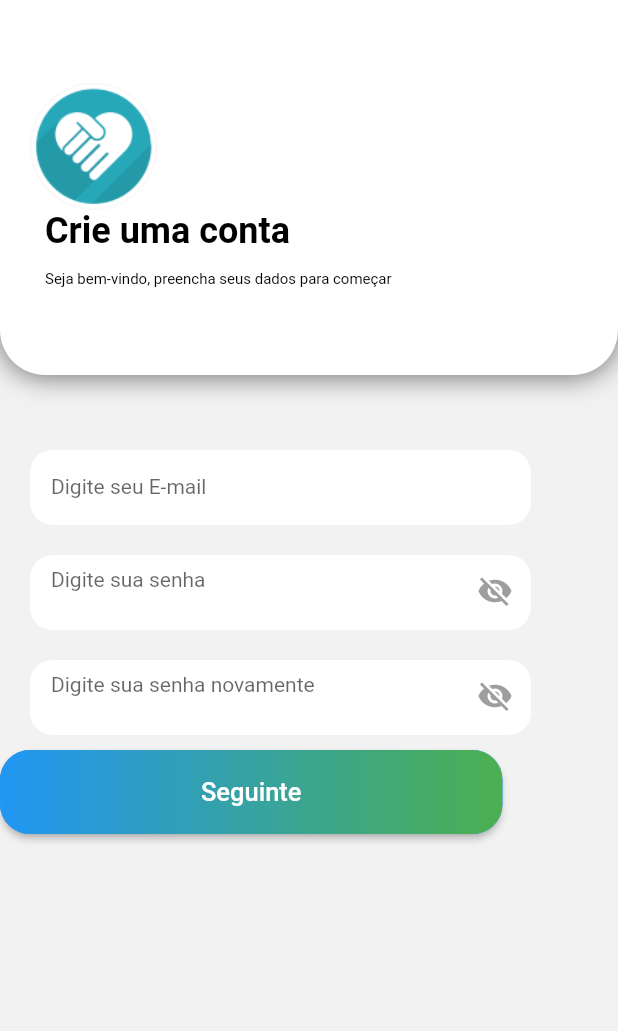
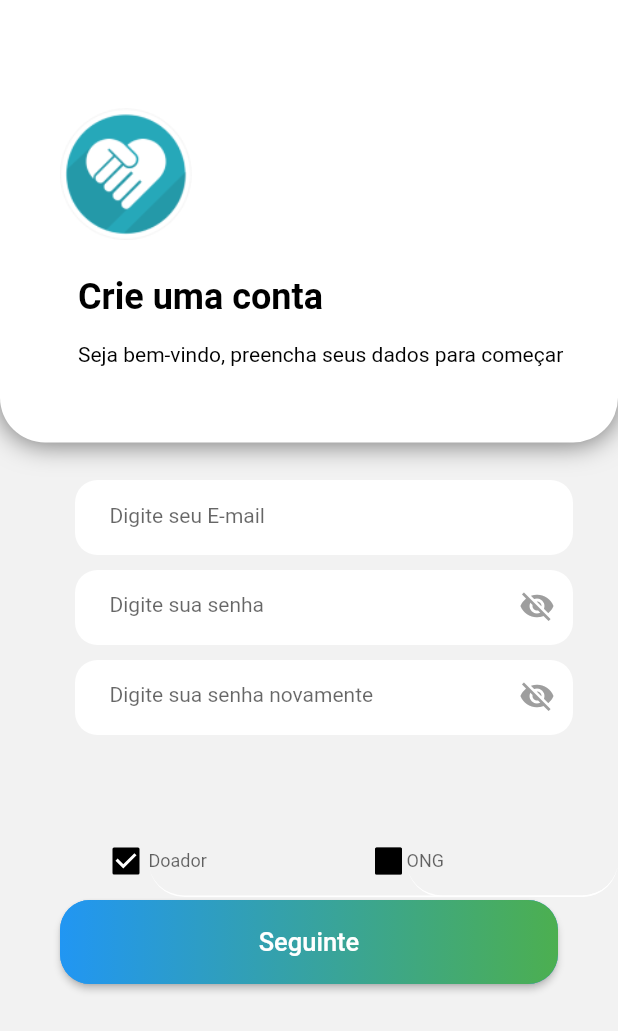
Before and after one commit to abas0/doe-facil, a Flutter app: the screen it shows after launch, on a phone screen of 412 x 824 dp. Shown: the top 1031 px of the screen. Run offline on Flutter 3.47's test engine with Material 2 defaults, Android fonts, the phone set to English and light mode, and no system bars.

Commit message:
primeira tela de cadastro de ONG concluida

```diff
--- a/lib/screens/cadastro-ong/widget/donor_body.dart
+++ b/lib/screens/cadastro-ong/widget/donor_body.dart
@@ -9,10 +9,21 @@ class CadastroOng extends StatefulWidget {
 }
 
 class _CadastroOngState extends State<CadastroOng> {
-  bool _showPassword = false;
+  bool _showPassword1 = false;
+  bool _showPassword2 = false;
+  bool isChecked1 = true;
+  bool isChecked2 = false;
+  String password = '';
   @override
   Widget build(BuildContext context) {
-    Size size = MediaQuery.of(context).size;
+    Color getColor(Set<MaterialState> states) {
+      const Set<MaterialState> interactiveStates = <MaterialState>{
+        MaterialState.pressed,
+        MaterialState.hovered,
+        MaterialState.focused,
+      };
+      return Colors.black;
+    }
     return Stack(
       children: <Widget>[
         Container(
@@ -22,7 +33,7 @@ class _CadastroOngState extends State<CadastroOng> {
                 ),
                 //height: size.height * 4,
                 //width: 50.0,
-                height: 250.0,
+                height: 295.0,
                 decoration: BoxDecoration(
                   color: Colors.white,
                   borderRadius: BorderRadius.only(
@@ -39,10 +50,8 @@ class _CadastroOngState extends State<CadastroOng> {
               ),
             Container(
               padding: EdgeInsets.only(
-                  left: 10 + kDefaultPadding,
-                  right: kDefaultPadding,
-                  bottom: kDefaultPadding,
-                  top: 120 + kDefaultPadding),
+                  left: 52,
+                  top: 184),
                   child: Row(
                     children: <Widget>[
                       Flexible(
@@ -62,10 +71,8 @@ class _CadastroOngState extends State<CadastroOng> {
             ),
             Container(
                 padding: EdgeInsets.only(
-                  left: 10 + kDefaultPadding,
-                  right: kDefaultPadding,
-                  bottom: kDefaultPadding,
-                  top: 160 + kDefaultPadding,
+                  left: 52,
+                  top: 228,
                 ),
                 child: Column(
                   children: <Widget>[
@@ -73,7 +80,7 @@ class _CadastroOngState extends State<CadastroOng> {
                       child: Text(
                         'Seja bem-vindo, preencha seus dados para começar',
                         style: TextStyle(
-                          fontSize: 10.0,
+                          fontSize: 14.0,
                           fontWeight: FontWeight.normal,
                           color: Colors.black,
                         ),
@@ -85,10 +92,8 @@ class _CadastroOngState extends State<CadastroOng> {
               Container(
                 height: 160,
                 padding: EdgeInsets.only(
-                  left: kDefaultPadding,
-                  right: kDefaultPadding,
-                  bottom: kDefaultPadding,
-                  top: kDefaultPadding + 35,
+                  left: 40,
+                  top: 72,
                 ),
                 child: Row(
                   children: <Widget>[
@@ -97,22 +102,14 @@ class _CadastroOngState extends State<CadastroOng> {
                 ),
               ),
               Container(
-                margin: const EdgeInsets.only(left: 20.0, top: 300.0, right: 20.0),
+                margin: const EdgeInsets.only(left: 50.0, top: 320.0, right: 30.0),
                 height: 50.0,
                 width: 334,
                 decoration: new BoxDecoration(
                 color: Colors.white,
                 borderRadius: new BorderRadius.all(new Radius.circular(15)
                 )
-                    /*decoration: InputDecoration(
-                      hintText: "Digite seu e-mail",
-                      hintStyle: TextStyle(
-                        color: kFontLight,
-                    ),
-                    enabledBorder: InputBorder.none,
-                    focusedBorder: InputBorder.none,
-                  ),*/
-                ),
+              ),
             child: new Directionality(
 
               textDirection: TextDirection.ltr,
@@ -127,7 +124,7 @@ class _CadastroOngState extends State<CadastroOng> {
                   fillColor: Colors.white,
                   hintText: 'Digite seu E-mail',
                   contentPadding: const EdgeInsets.only(
-                      left: 14.0, bottom: 8.0, top: 8.0),
+                      left: 23.0, bottom: 16.0, top: 15.0),
                   focusedBorder: OutlineInputBorder(
                     borderSide: new BorderSide(color: Colors.white),
                     borderRadius: new BorderRadius.circular(15),
@@ -141,22 +138,14 @@ class _CadastroOngState extends State<CadastroOng> {
             ),
           ),
            Container(
-                margin: const EdgeInsets.only(left: 20.0, top: 370.0, right: 20.0),
+                margin: const EdgeInsets.only(left: 50.0, top: 380.0, right: 30.0),
                 height: 50.0,
                 width: 334,
                 decoration: new BoxDecoration(
                 color: Colors.white,
                 borderRadius: new BorderRadius.all(new Radius.circular(15)
                 )
-                    /*decoration: InputDecoration(
-                      hintText: "Digite seu e-mail",
-                      hintStyle: TextStyle(
-                        color: kFontLight,
-                    ),
-                    enabledBorder: InputBorder.none,
-                    focusedBorder: InputBorder.none,
-                  ),*/
-                ),
+              ),
             child: new Directionality(
 
               textDirection: TextDirection.ltr,
@@ -171,7 +160,7 @@ class _CadastroOngState extends State<CadastroOng> {
                   fillColor: Colors.white,
                   hintText: 'Digite sua senha',
                   contentPadding: const EdgeInsets.only(
-                      left: 14.0, bottom: 8.0, top: 8.0),
+                      left: 23.0, bottom: 16.0, top: 15.0),
                   focusedBorder: OutlineInputBorder(
                     borderSide: new BorderSide(color: Colors.white),
                     borderRadius: new BorderRadius.circular(15),
@@ -181,35 +170,30 @@ class _CadastroOngState extends State<CadastroOng> {
                     borderRadius: new BorderRadius.circular(25.7),
                   ),
                   suffixIcon: GestureDetector(
-                    child: Icon(_showPassword == false ? Icons.visibility_off : Icons.visibility, color: Colors.grey),
+                    child: Icon(_showPassword1 == false ? Icons.visibility_off : Icons.visibility, color: Colors.grey),
                     onTap: (){
                       setState(() {
-                        _showPassword = !_showPassword;
+                        _showPassword1 = !_showPassword1;
                       });
                     },
                   ),
                 ),
-                obscureText: _showPassword == false ? true : false,
+                obscureText: _showPassword1 == false ? true : false,
+                onChanged: (value){
+                  password = value;
+                }
               )
             ),
           ),
           Container(
-                margin: const EdgeInsets.only(left: 20.0, top: 440.0, right: 20.0),
+                margin: const EdgeInsets.only(left: 50.0, top: 440.0, right: 30.0),
                 height: 50.0,
                 width: 334,
                 decoration: new BoxDecoration(
                 color: Colors.white,
                 borderRadius: new BorderRadius.all(new Radius.circular(15)
                 )
-                    /*decoration: InputDecoration(
-                      hintText: "Digite seu e-mail",
-                      hintStyle: TextStyle(
-                        color: kFontLight,
-                    ),
-                    enabledBorder: InputBorder.none,
-                    focusedBorder: InputBorder.none,
-                  ),*/
-                ),
+              ),
             child: new Directionality(
 
               textDirection: TextDirection.ltr,
@@ -224,7 +208,7 @@ class _CadastroOngState extends State<CadastroOng> {
                   fillColor: Colors.white,
                   hintText: 'Digite sua senha novamente',
                   contentPadding: const EdgeInsets.only(
-                      left: 14.0, bottom: 8.0, top: 8.0),
+                      left: 23.0, bottom: 16.0, top: 15.0),
                   focusedBorder: OutlineInputBorder(
                     borderSide: new BorderSide(color: Colors.white),
                     borderRadius: new BorderRadius.circular(15),
@@ -234,23 +218,30 @@ class _CadastroOngState extends State<CadastroOng> {
                     borderRadius: new BorderRadius.circular(25.7),
                   ),
                   suffixIcon: GestureDetector(
-                    child: Icon(_showPassword == false ? Icons.visibility_off : Icons.visibility, color: Colors.grey),
+                    child: Icon(_showPassword2 == false ? Icons.visibility_off : Icons.visibility, color: Colors.grey),
                     onTap: (){
                       setState(() {
-                        _showPassword = !_showPassword;
+                        _showPassword2 = !_showPassword2;
                       });
                     },
                   ),
                 ),
-                obscureText: _showPassword == false ? true : false,
+                obscureText: _showPassword2 == false ? true : false,
+                onChanged: (value){
+                  if(value == password)
+                  {
+                    print('Senhas dão match!');
+                  }
+                  else{
+                    print('Senhas não dão match');
+                  }
+                }
               )
             ),
           ),
               Container(
-                //child: Center(
                   child: Container(
-                    padding: EdgeInsets.only(top: 500),
-                    //alignment: Alignment.bottomCenter,
+                    padding: EdgeInsets.only(bottom: 40, top: 600, left: 40, right: 40),
                     child: Stack(
                       children: <Widget>[
                         ElevatedButton(onPressed: (){
@@ -283,8 +274,91 @@ class _CadastroOngState extends State<CadastroOng> {
                     ),
                   )
                 ),
-              //)
-            ]
+                Container(
+                  padding: EdgeInsets.only(
+                    top: 550,
+                    left: 60
+                  ),
+                  child: Checkbox(
+                    checkColor: Colors.white,
+                    fillColor: MaterialStateProperty.resolveWith(getColor),
+                    value: isChecked1,
+                    onChanged: (bool? value) {
+                    setState(() {
+                      isChecked1 = value!;
+                      isChecked2 = !isChecked2;
+                    });
+                  },
+                )
+            ),
+            Container(
+                  padding: EdgeInsets.only(
+                    top: 550,
+                    left: 99
+                  ),
+                  child: new Directionality(
+                    textDirection: TextDirection.ltr,
+                    child: new TextField(
+                      controller: null,
+                      autofocus: false,
+                  style: new TextStyle(fontSize: 12.0, color: Colors.black),
+                  decoration: new InputDecoration(
+                    hintText: 'Doador',
+                    focusedBorder: OutlineInputBorder(
+                      borderSide: new BorderSide(color: Colors.white),
+                      borderRadius: new BorderRadius.circular(15),
+                  ),
+                  enabledBorder: UnderlineInputBorder(
+                    borderSide: new BorderSide(color: Colors.white),
+                    borderRadius: new BorderRadius.circular(25.7),
+                  ),
+                ),
+              )
+            ),
+          ),
+        Container(
+                  padding: EdgeInsets.only(
+                    top: 550,
+                    left: 235
+                  ),
+                  child: Checkbox(
+                    checkColor: Colors.white,
+                    fillColor: MaterialStateProperty.resolveWith(getColor),
+                    value: isChecked2,
+                    onChanged: (bool? value) {
+                    setState(() {
+                      isChecked2 = value!;
+                      isChecked1 = !isChecked1;
+                    });
+                  },
+                )
+            ),
+            Container(
+                  padding: EdgeInsets.only(
+                    top: 550,
+                    left: 271
+                  ),
+                  child: new Directionality(
+                    textDirection: TextDirection.ltr,
+                    child: new TextField(
+                      controller: null,
+                      autofocus: false,
+                  style: new TextStyle(fontSize: 12.0, color: Colors.black),
+                  decoration: new InputDecoration(
+                    hintText: 'ONG',
+                    focusedBorder: OutlineInputBorder(
+                      borderSide: new BorderSide(color: Colors.white),
+                      borderRadius: new BorderRadius.circular(15),
+                  ),
+                  enabledBorder: UnderlineInputBorder(
+                    borderSide: new BorderSide(color: Colors.white),
+                    borderRadius: new BorderRadius.circular(25.7),
+                  ),
+                ),
+              )
+            ),
+          ),
+        ]
     );
   }
 }
```
Also changed, not shown: 3 other files.
